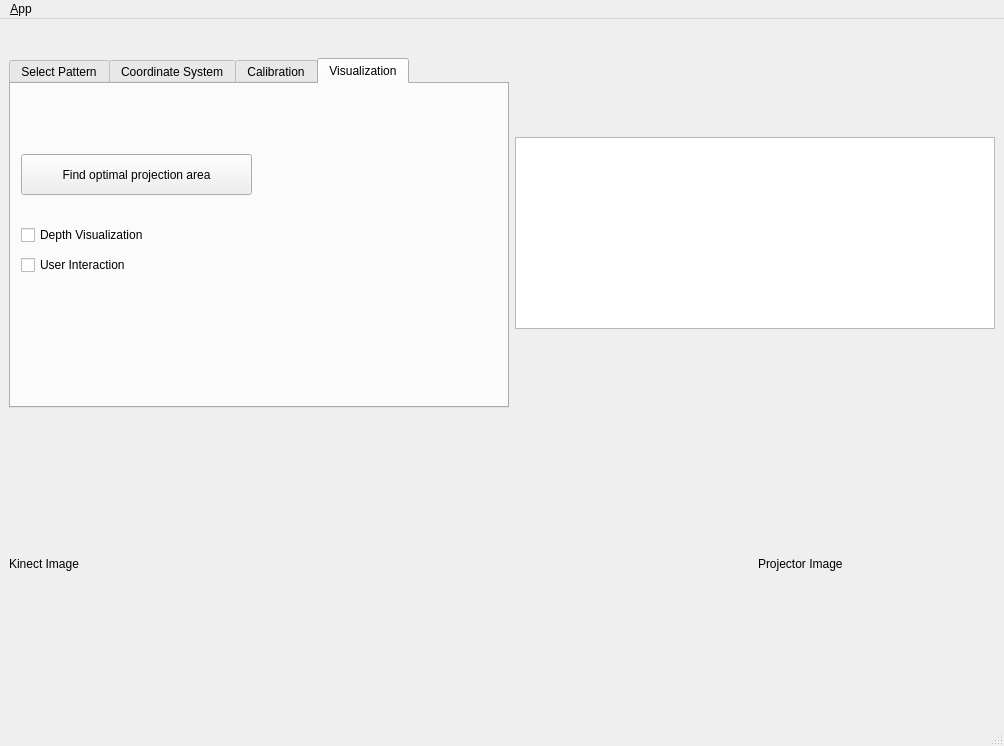
Above: ui/main_window.ui from NikolasE/projector_calibration before the change. Below: the same form after it.
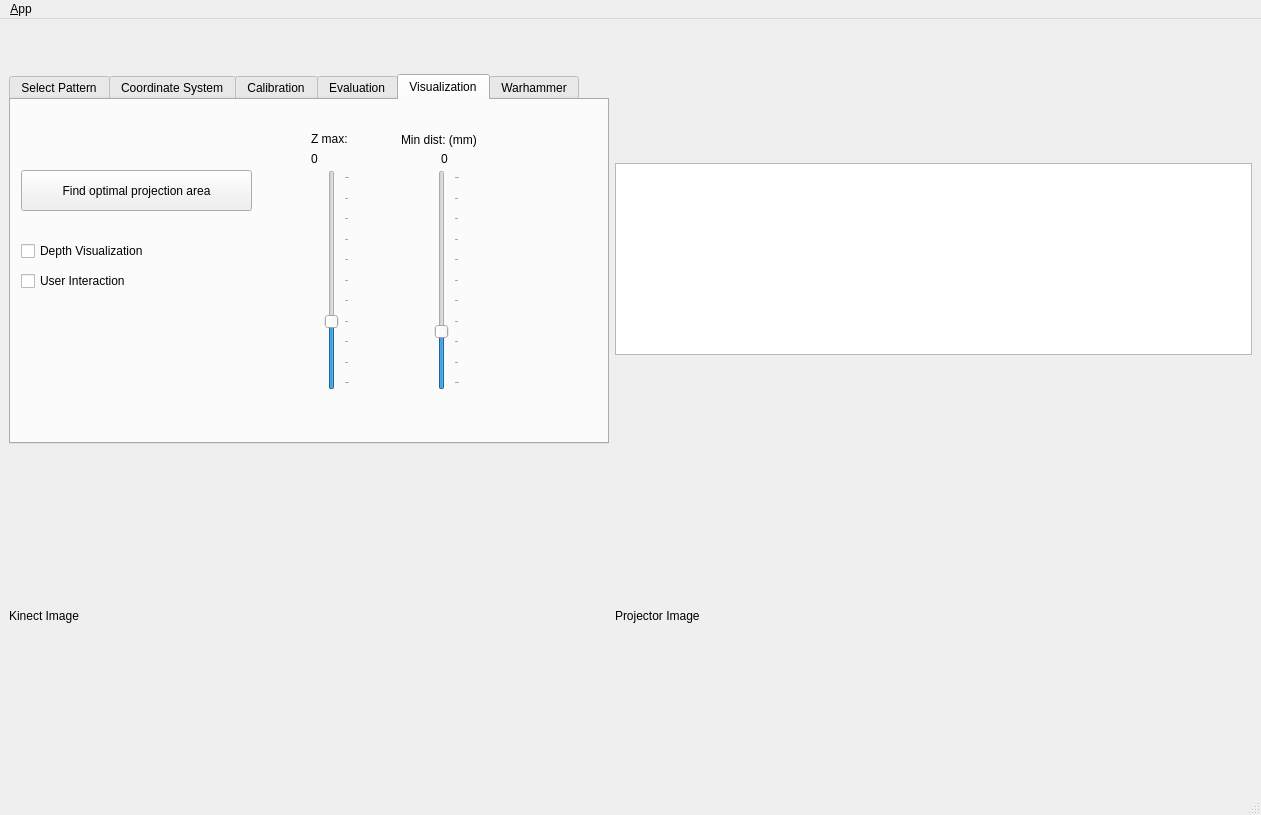
That is the form after the change. The open tabs and pages were chosen to show the change. Icons and pictures are not drawn.

Commit message: moved utils to own repo and added calibration evaluation method

The edit to the form file:
```diff
--- a/ui/main_window.ui
+++ b/ui/main_window.ui
@@ -9,8 +9,8 @@
    <rect>
     <x>0</x>
     <y>0</y>
-    <width>1004</width>
-    <height>746</height>
+    <width>1261</width>
+    <height>815</height>
    </rect>
   </property>
   <property name="sizePolicy">
@@ -45,8 +45,11 @@
    <layout class="QGridLayout" name="gridLayout_2">
     <item row="2" column="0">
      <widget class="QLabel" name="lb_kinect_image">
+      <property name="enabled">
+       <bool>true</bool>
+      </property>
       <property name="sizePolicy">
-       <sizepolicy hsizetype="Preferred" vsizetype="Fixed">
+       <sizepolicy hsizetype="Preferred" vsizetype="Preferred">
         <horstretch>0</horstretch>
         <verstretch>0</verstretch>
        </sizepolicy>
@@ -59,7 +62,7 @@
       </property>
       <property name="maximumSize">
        <size>
-        <width>320</width>
+        <width>230</width>
         <height>240</height>
        </size>
       </property>
@@ -68,7 +71,7 @@
       </property>
      </widget>
     </item>
-    <item row="2" column="2">
+    <item row="2" column="1">
      <widget class="QLabel" name="lb_img_2">
       <property name="sizePolicy">
        <sizepolicy hsizetype="Preferred" vsizetype="Fixed">
@@ -93,7 +96,7 @@
       </property>
      </widget>
     </item>
-    <item row="0" column="1" colspan="2">
+    <item row="0" column="1">
      <widget class="QListView" name="view_logging">
       <property name="sizePolicy">
        <sizepolicy hsizetype="Expanding" vsizetype="Fixed">
@@ -113,8 +116,8 @@
       </property>
       <property name="minimumSize">
        <size>
-        <width>500</width>
-        <height>350</height>
+        <width>600</width>
+        <height>370</height>
        </size>
       </property>
       <property name="currentIndex">
@@ -716,6 +719,85 @@
          <string>Save Projection Matrix</string>
         </property>
        </widget>
+       <widget class="QPushButton" name="pushButton_17">
+        <property name="geometry">
+         <rect>
+          <x>20</x>
+          <y>200</y>
+          <width>211</width>
+          <height>51</height>
+         </rect>
+        </property>
+        <property name="text">
+         <string>Projection Matrix OpenCV</string>
+        </property>
+       </widget>
+      </widget>
+      <widget class="QWidget" name="tab_3">
+       <attribute name="title">
+        <string>Evaluation</string>
+       </attribute>
+       <widget class="QPushButton" name="pushButton_15">
+        <property name="geometry">
+         <rect>
+          <x>70</x>
+          <y>100</y>
+          <width>131</width>
+          <height>41</height>
+         </rect>
+        </property>
+        <property name="text">
+         <string>Detect disc</string>
+        </property>
+       </widget>
+       <widget class="QSlider" name="sl_brightness">
+        <property name="geometry">
+         <rect>
+          <x>260</x>
+          <y>70</y>
+          <width>29</width>
+          <height>191</height>
+         </rect>
+        </property>
+        <property name="minimum">
+         <number>100</number>
+        </property>
+        <property name="maximum">
+         <number>255</number>
+        </property>
+        <property name="sliderPosition">
+         <number>200</number>
+        </property>
+        <property name="orientation">
+         <enum>Qt::Vertical</enum>
+        </property>
+       </widget>
+       <widget class="QLabel" name="label_13">
+        <property name="geometry">
+         <rect>
+          <x>240</x>
+          <y>20</y>
+          <width>81</width>
+          <height>21</height>
+         </rect>
+        </property>
+        <property name="text">
+         <string>Threshold</string>
+        </property>
+       </widget>
+       <widget class="QLabel" name="lb_brightness">
+        <property name="geometry">
+         <rect>
+          <x>260</x>
+          <y>40</y>
+          <width>31</width>
+          <height>21</height>
+         </rect>
+        </property>
+        <property name="text">
+         <string>0</string>
+        </property>
+       </widget>
       </widget>
       <widget class="QWidget" name="tab_9">
        <attribute name="title">
@@ -760,6 +842,163 @@
          <string>Depth Visualization</string>
         </property>
        </widget>
+       <widget class="QSlider" name="slider_z_max">
+        <property name="enabled">
+         <bool>true</bool>
+        </property>
+        <property name="geometry">
+         <rect>
+          <x>310</x>
+          <y>70</y>
+          <width>29</width>
+          <height>220</height>
+         </rect>
+        </property>
+        <property name="minimum">
+         <number>0</number>
+        </property>
+        <property name="maximum">
+         <number>100</number>
+        </property>
+        <property name="value">
+         <number>30</number>
+        </property>
+        <property name="orientation">
+         <enum>Qt::Vertical</enum>
+        </property>
+        <property name="invertedAppearance">
+         <bool>false</bool>
+        </property>
+        <property name="invertedControls">
+         <bool>false</bool>
+        </property>
+        <property name="tickPosition">
+         <enum>QSlider::TicksBelow</enum>
+        </property>
+        <property name="tickInterval">
+         <number>10</number>
+        </property>
+       </widget>
+       <widget class="QLabel" name="label_11">
+        <property name="geometry">
+         <rect>
+          <x>300</x>
+          <y>30</y>
+          <width>51</width>
+          <height>17</height>
+         </rect>
+        </property>
+        <property name="text">
+         <string>Z max:</string>
+        </property>
+       </widget>
+       <widget class="QLabel" name="z_max_label">
+        <property name="geometry">
+         <rect>
+          <x>300</x>
+          <y>50</y>
+          <width>51</width>
+          <height>17</height>
+         </rect>
+        </property>
+        <property name="text">
+         <string>0</string>
+        </property>
+       </widget>
+       <widget class="QSlider" name="slider_mindist">
+        <property name="enabled">
+         <bool>true</bool>
+        </property>
+        <property name="geometry">
+         <rect>
+          <x>420</x>
+          <y>70</y>
+          <width>29</width>
+          <height>220</height>
+         </rect>
+        </property>
+        <property name="minimum">
+         <number>0</number>
+        </property>
+        <property name="maximum">
+         <number>100</number>
+        </property>
+        <property name="value">
+         <number>25</number>
+        </property>
+        <property name="orientation">
+         <enum>Qt::Vertical</enum>
+        </property>
+        <property name="invertedAppearance">
+         <bool>false</bool>
+        </property>
+        <property name="invertedControls">
+         <bool>false</bool>
+        </property>
+        <property name="tickPosition">
+         <enum>QSlider::TicksBelow</enum>
+        </property>
+        <property name="tickInterval">
+         <number>10</number>
+        </property>
+       </widget>
+       <widget class="QLabel" name="label_12">
+        <property name="geometry">
+         <rect>
+          <x>390</x>
+          <y>30</y>
+          <width>101</width>
+          <height>20</height>
+         </rect>
+        </property>
+        <property name="text">
+         <string>Min dist: (mm)</string>
+        </property>
+       </widget>
+       <widget class="QLabel" name="lb_mindist">
+        <property name="geometry">
+         <rect>
+          <x>430</x>
+          <y>50</y>
+          <width>31</width>
+          <height>17</height>
+         </rect>
+        </property>
+        <property name="text">
+         <string>0</string>
+        </property>
+       </widget>
+      </widget>
+      <widget class="QWidget" name="tab_6">
+       <attribute name="title">
+        <string>Warhammer</string>
+       </attribute>
+       <widget class="QPushButton" name="pushButton_29">
+        <property name="geometry">
+         <rect>
+          <x>80</x>
+          <y>70</y>
+          <width>161</width>
+          <height>27</height>
+         </rect>
+        </property>
+        <property name="text">
+         <string>Learn Environment</string>
+        </property>
+       </widget>
+       <widget class="QCheckBox" name="cb_foreground">
+        <property name="geometry">
+         <rect>
+          <x>80</x>
+          <y>120</y>
+          <width>181</width>
+          <height>22</height>
+         </rect>
+        </property>
+        <property name="text">
+         <string>visualize foreground</string>
+        </property>
+       </widget>
       </widget>
      </widget>
     </item>
@@ -770,7 +1009,7 @@
     <rect>
      <x>0</x>
      <y>0</y>
-     <width>1004</width>
+     <width>1261</width>
      <height>25</height>
     </rect>
    </property>
```
Left out of the diff: 183 changed lines with no effect on the pictures. The commit also changes 5 other files.
